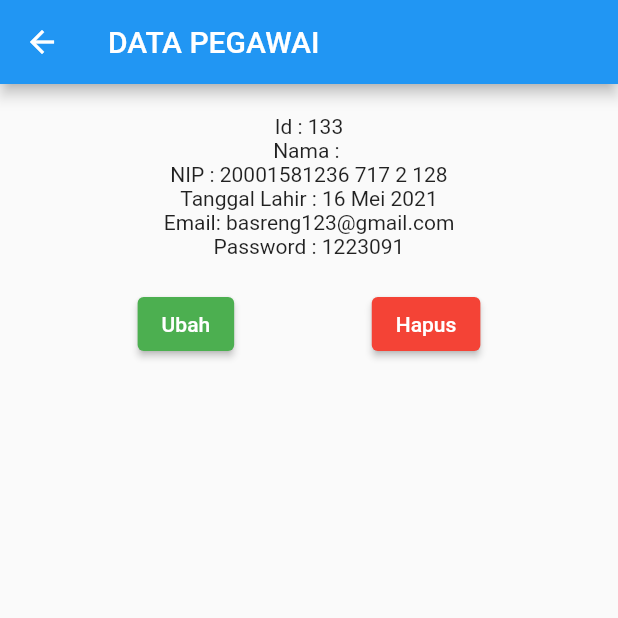
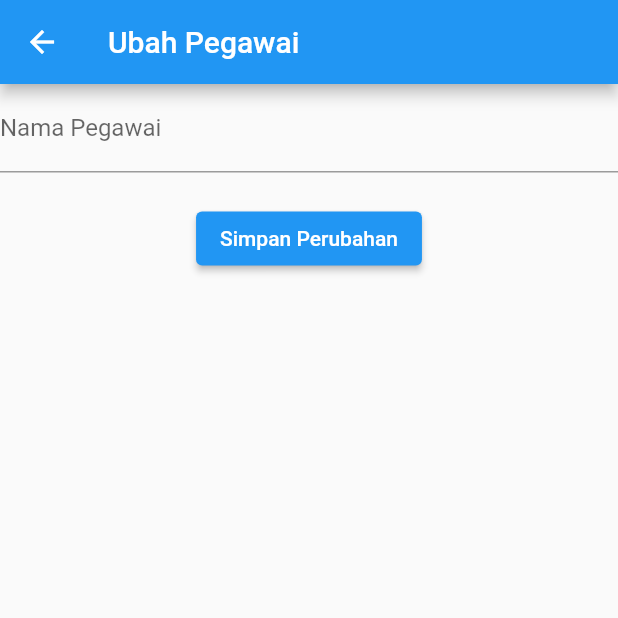
Before and after one commit to Vilayudha/Aplikasi_flutter_pertamaku, a Flutter app: the PegawaiDetail screen opened directly with empty values, after a tap on "Ubah", on a phone screen of 412 x 824 dp, the top half of it. Run offline on Flutter 3.47's test engine with Material 2 defaults, Android fonts, the light colour scheme and no system bars; our stand-ins replace shared_preferences; accounts and stored records are empty.

Commit message:
tambah pasien dan peawai

```diff
--- a/lib/ui/pasien_page.dart
+++ b/lib/ui/pasien_page.dart
@@ -17,7 +17,7 @@ class _PasienPageState extends State<PasienPage> {
   Widget build(BuildContext context) {
     return Scaffold(
       appBar: AppBar(
-        title: const Text("Data Poli"),
+        title: const Text("Data Pasien"),
         actions: [
           GestureDetector(
             child: const Icon(Icons.add),
@@ -31,7 +31,7 @@ class _PasienPageState extends State<PasienPage> {
       body: ListView(
         children: [
           PasienItem(pasien: Pasien(namaPasien: "Jarwo")),
-          PasienItem(pasien: Pasien(namaPasien: "Sukadi")),
+          PasienItem(pasien: Pasien(namaPasien: "Suka kamu")),
           PasienItem(pasien: Pasien(namaPasien: "Putri")),
         ],
       ),
--- a/lib/ui/pegawai_detail.dart
+++ b/lib/ui/pegawai_detail.dart
@@ -1,5 +1,7 @@
 import 'package:flutter/material.dart';
 import '../model/pegawai.dart';
+import 'pegawai_page.dart';
+import 'pegawai_update_form.dart';
 
 class PegawaiDetail extends StatefulWidget {
   final Pegawai pegawai;
@@ -14,31 +16,71 @@ class _PegawaiDetailState extends State<PegawaiDetail> {
   @override
   Widget build(BuildContext context) {
     return Scaffold(
-      appBar: AppBar(title: Text("DATA PEGAWAI")),
+      appBar: AppBar(title: Text("DATA Pegawai")),
       body: Column(
         children: [
           SizedBox(height: 20),
-          Text("Id : 133"),
-          Text("Nama : ${widget.pegawai.namaPegawai}"),
-          Text("NIP : 20001581236 717 2 128"),
-          Text("Tanggal Lahir : 16 Mei 2021"),
-          Text("Email: basreng123@gmail.com"),
-          Text("Password : 1223091"),
+          Text(
+            "Nama Pegawai : ${widget.pegawai.namaPegawai}",
+            style: TextStyle(fontSize: 20),
+          ),
           SizedBox(
             height: 20,
           ),
-          Row(mainAxisAlignment: MainAxisAlignment.spaceEvenly, children: [
-            ElevatedButton(
-                onPressed: () {},
-                style: ElevatedButton.styleFrom(backgroundColor: Colors.green),
-                child: const Text("Ubah")),
-            ElevatedButton(
-                onPressed: () {},
-                style: ElevatedButton.styleFrom(backgroundColor: Colors.red),
-                child: const Text("Hapus")),
-          ])
+          Row(
+            mainAxisAlignment: MainAxisAlignment.spaceEvenly,
+            children: [
+              _tombolUbah(),
+              _tombolHapus(),
+            ],
+          )
         ],
       ),
     );
   }
+
+  _tombolUbah() {
+    return ElevatedButton(
+        onPressed: () {
+          Navigator.push(
+              context,
+              MaterialPageRoute(
+                  builder: (context) =>
+                      PegawaiUpdateForm(pegawai: widget.pegawai)));
+        },
+        style: ElevatedButton.styleFrom(backgroundColor: Colors.green),
+        child: const Text("Ubah"));
+  }
+
+  _tombolHapus() {
+    return ElevatedButton(
+        onPressed: () {
+          AlertDialog alertDialog = AlertDialog(
+            content: const Text("Yakin ingin menghapus data ini?"),
+            actions: [
+              // tombol ya
+              ElevatedButton(
+                onPressed: () {
+                  Navigator.pop(context);
+                  Navigator.pushReplacement(context,
+                      MaterialPageRoute(builder: (context) => PegawaiPage()));
+                },
+                child: const Text("YA"),
+                style: ElevatedButton.styleFrom(backgroundColor: Colors.red),
+              ),
+              // tombol batal
+              ElevatedButton(
+                onPressed: () {
+                  Navigator.pop(context);
+                },
+                child: Text("Tidak"),
+                style: ElevatedButton.styleFrom(backgroundColor: Colors.green),
+              )
+            ],
+          );
+          showDialog(context: context, builder: (context) => alertDialog);
+        },
+        style: ElevatedButton.styleFrom(backgroundColor: Colors.red),
+        child: const Text("Hapus"));
+  }
 }
--- a/lib/ui/pegawai_page.dart
+++ b/lib/ui/pegawai_page.dart
@@ -16,7 +16,7 @@ class _PegawaiPageState extends State<PegawaiPage> {
   Widget build(BuildContext context) {
     return Scaffold(
       appBar: AppBar(
-        title: const Text("Data Poli"),
+        title: const Text("Data Pegawai"),
         actions: [
           GestureDetector(
             child: const Icon(Icons.add),
--- /dev/null
+++ b/lib/ui/pegawai_update_form.dart
@@ -0,0 +1,62 @@
+import 'package:flutter/material.dart';
+import '../model/pegawai.dart';
+import '/ui/pegawai_detail.dart';
+
+class PegawaiUpdateForm extends StatefulWidget {
+  final Pegawai pegawai;
+
+  const PegawaiUpdateForm({Key? key, required this.pegawai}) : super(key: key);
+  _PegawaiUpdateFormState createState() => _PegawaiUpdateFormState();
+}
+
+class _PegawaiUpdateFormState extends State<PegawaiUpdateForm> {
+  final _formKey = GlobalKey<FormState>();
+  final _namaPegawaiCtrl = TextEditingController();
+
+  @override
+  void initState() {
+    super.initState();
+    setState(() {
+      _namaPegawaiCtrl.text = widget.pegawai.namaPegawai;
+    });
+  }
+
+  @override
+  Widget build(BuildContext context) {
+    return Scaffold(
+      appBar: AppBar(title: const Text("Ubah Pegawai")),
+      body: SingleChildScrollView(
+        child: Form(
+          key: _formKey,
+          child: Column(
+            children: [
+              _fieldNamaPegawai(),
+              SizedBox(height: 20),
+              _tombolSimpan()
+            ],
+          ),
+        ),
+      ),
+    );
+  }
+
+  _fieldNamaPegawai() {
+    return TextField(
+      decoration: const InputDecoration(labelText: "Nama Pegawai"),
+      controller: _namaPegawaiCtrl,
+    );
+  }
+
+  _tombolSimpan() {
+    return ElevatedButton(
+        onPressed: () {
+          Pegawai pegawai = new Pegawai(namaPegawai: _namaPegawaiCtrl.text);
+          Navigator.pop(context);
+          Navigator.pushReplacement(
+              context,
+              MaterialPageRoute(
+                  builder: (context) => PegawaiDetail(pegawai: pegawai)));
+        },
+        child: const Text("Simpan Perubahan"));
+  }
+}
```
Also changed, not shown: lib/helpers/user_info.dart (added, +42 -0 lines), lib/ui/pasien_detail.dart (+59 -17 lines), lib/ui/pasien_update_form.dart (added, +62 -0 lines), lib/helpers/api_clint.dart (added).
